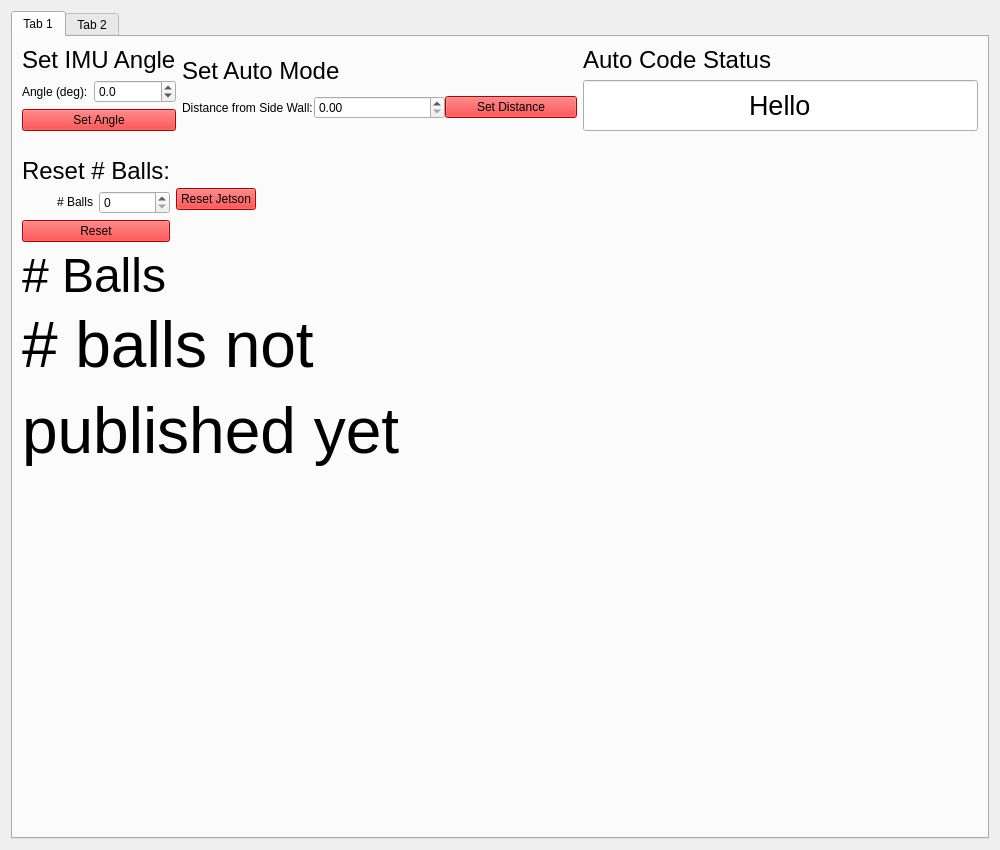
This is zebROS_ws/src/rqt_dashboard/resource/DashboardAtHome.ui in FRC900/2020Offseason as Qt 5 draws it before an edit. The edited form follows.
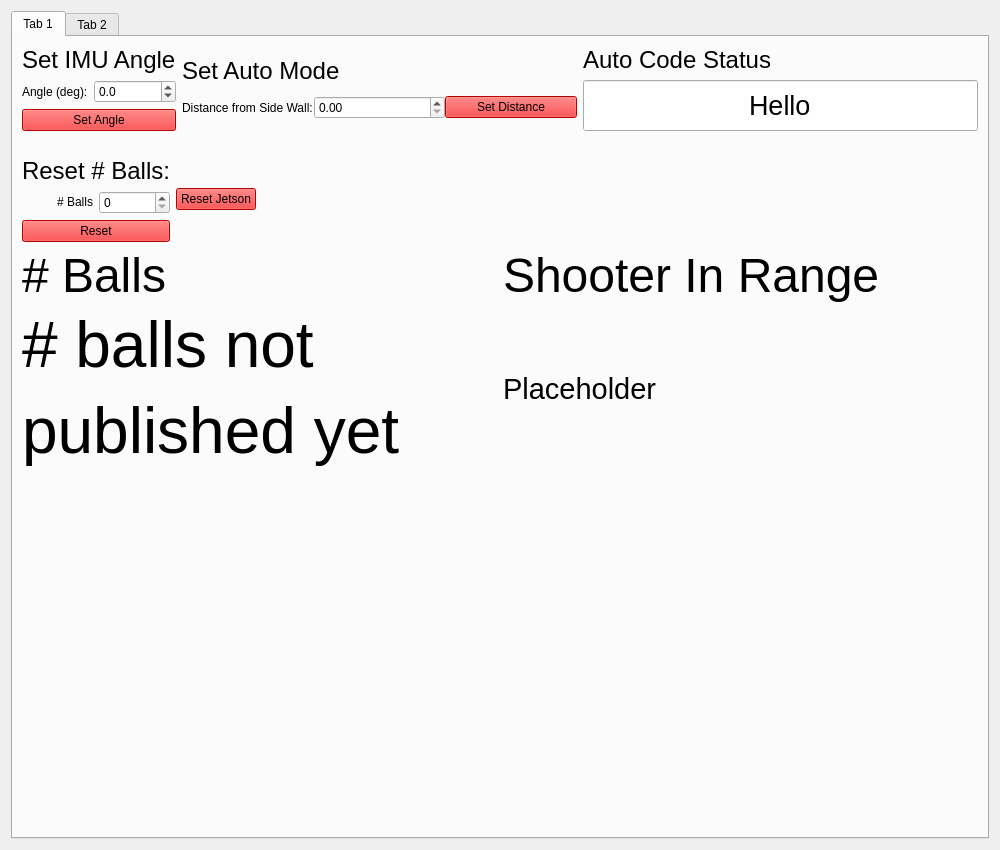
This is the edited form. The open tabs and pages were chosen to show the change.

Commit message: Fix new dashboard to have range displays

The edit to the form file:
```diff
--- a/zebROS_ws/src/rqt_dashboard/resource/DashboardAtHome.ui
+++ b/zebROS_ws/src/rqt_dashboard/resource/DashboardAtHome.ui
@@ -348,6 +348,25 @@
            </property>
           </widget>
          </item>
+         <item row="2" column="1">
+          <widget class="QLabel" name="in_range_display">
+           <property name="text">
+               <string>&lt;html&gt;&lt;head/&gt;&lt;body&gt;&lt;p&gt;&lt;span style=&quot; font-size:22pt;&quot;&gt;Placeholder&lt;/span&gt;&lt;/p&gt;&lt;/body&gt;&lt;/html&gt;</string>
+           </property>
+          </widget>
+         </item>
+         <item row="1" column="1">
+          <widget class="QLabel" name="label_5">
+           <property name="font">
+                <font>
+                <pointsize>36</pointsize>
+                </font>
+           </property>
+           <property name="text">
+                <string>Shooter In Range</string>
+           </property>
+          </widget>
+         </item>
         </layout>
        </item>
        <item>
```
Left out of the diff: 2 changed lines with no effect on the pictures.
